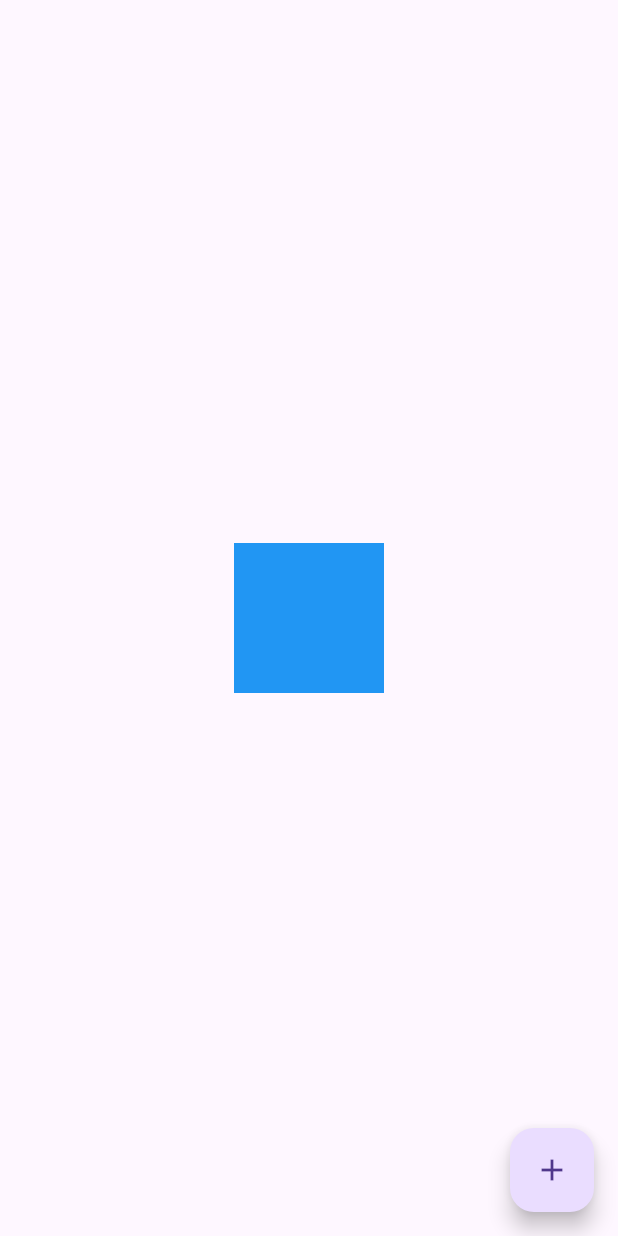
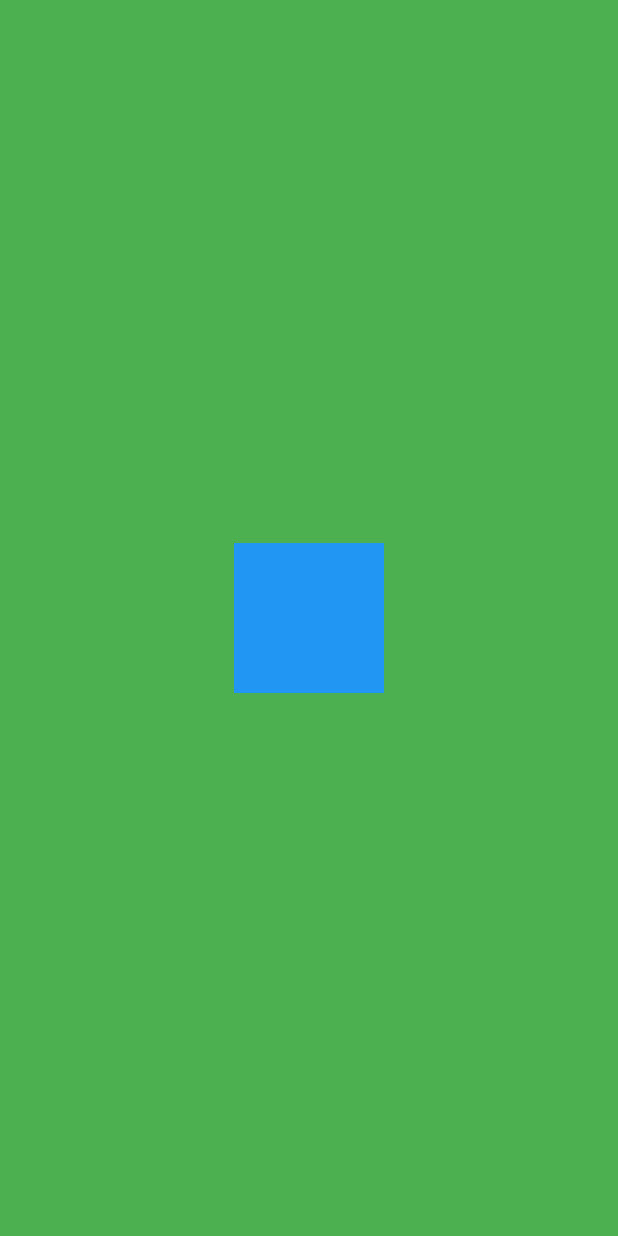
Before and after one commit to ThomasEcalle/moc-3-2026, a Flutter app: the screen it shows after launch, on a phone screen of 412 x 824 dp. Run offline on Flutter 3.47's test engine with Material 3 defaults, Android fonts, the phone set to English and light mode, and no system bars.

Commit message:
Add C Exercise

```diff
--- /dev/null
+++ b/lib/exercises/c_exercise.dart
@@ -0,0 +1,51 @@
+import 'package:flutter/material.dart';
+
+class CExercise extends StatefulWidget {
+  const CExercise({super.key});
+
+  @override
+  State<CExercise> createState() => _CExerciseState();
+}
+
+class _CExerciseState extends State<CExercise> {
+  bool _clicked = false;
+
+  @override
+  Widget build(BuildContext context) {
+    return Scaffold(
+      backgroundColor: _clicked ? Colors.red : Colors.green,
+      body: Center(
+        child: MyButton(
+          onTap: () {
+            print('Coucou');
+            setState(() {
+              _clicked = !_clicked;
+            });
+          },
+        ),
+      ),
+    );
+  }
+}
+
+class MyButton extends StatelessWidget {
+  const MyButton({
+    super.key,
+    required this.onTap,
+  });
+
+  final VoidCallback onTap;
+
+  @override
+  Widget build(BuildContext context) {
+    return GestureDetector(
+      onTap: onTap,
+      child: AnimatedContainer(
+        duration: Duration(seconds: 1),
+        height: 100,
+        width: 100,
+        color: Colors.blue,
+      ),
+    );
+  }
+}
--- a/lib/main.dart
+++ b/lib/main.dart
@@ -1,6 +1,7 @@
 import 'package:flutter/material.dart';
 import 'package:moc3_20/exercises/a_exercise.dart';
 import 'package:moc3_20/exercises/b_exercise.dart';
+import 'package:moc3_20/exercises/c_exercise.dart';
 import 'package:moc3_20/home.dart';
 
 void main() {
@@ -13,7 +14,7 @@ class MyApp extends StatelessWidget {
   @override
   Widget build(BuildContext context) {
     return MaterialApp(
-      home: BExercise(),
+      home: CExercise(),
       debugShowCheckedModeBanner: false,
       theme: ThemeData(
         textTheme: TextTheme(
```
